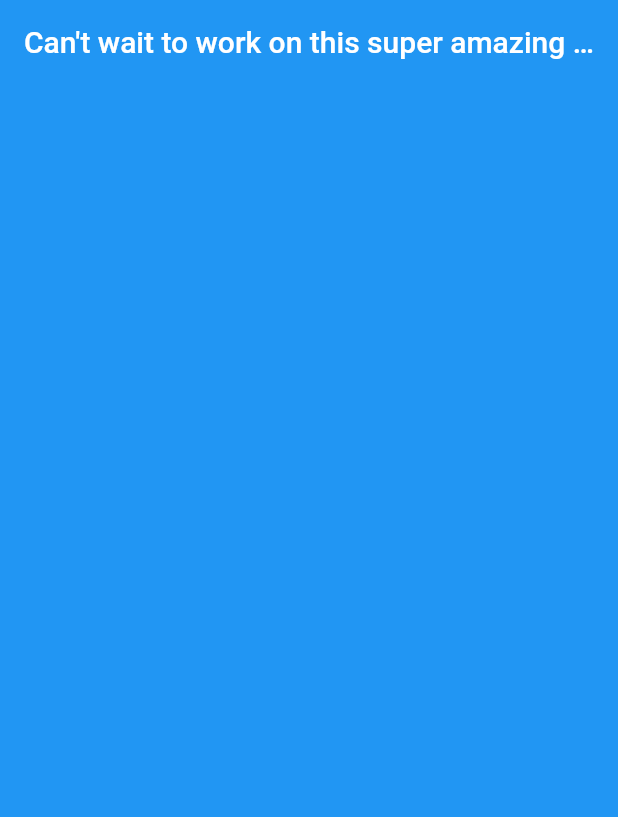
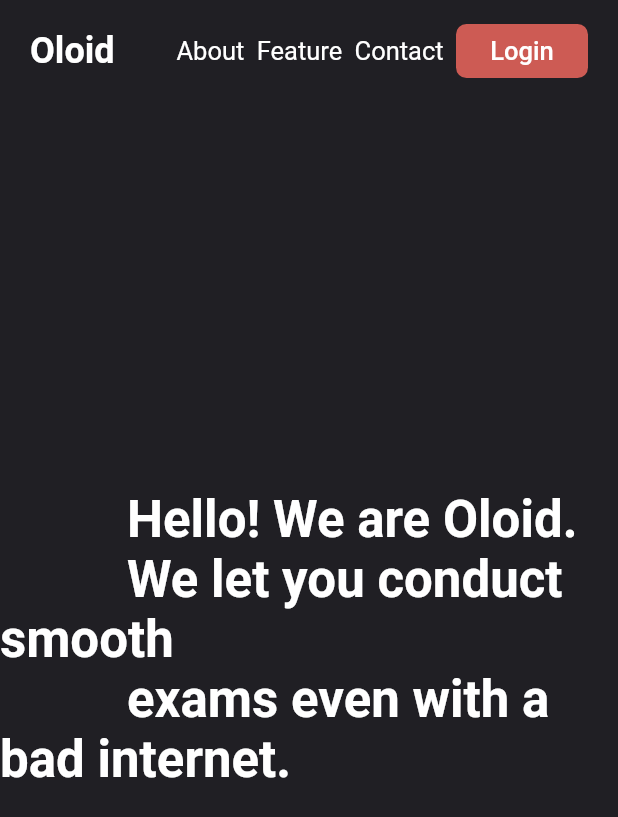
Before and after one commit to MLH-Fellowship/Oloid, a Flutter app: the screen it shows after launch, on a phone screen of 412 x 824 dp. Shown: the top 817 px of the screen. Run offline on Flutter 3.47's test engine with Material 2 defaults, Android fonts, the light colour scheme and no system bars.

Commit message:
:tada::login + signup + landing

```diff
--- /dev/null
+++ b/lib/global/myColors.dart
@@ -0,0 +1,9 @@
+import 'package:flutter/material.dart';
+
+class MyColors {
+  static const Color dark = Color(0xFF201F24);
+  static const Color white = Colors.white;
+  static const Color accentColor = Color(0xFFCD5B54);
+  static const Color lightAccentColor = Color(0x27CD5B54);
+  static const Color grey = Color(0xFF8D8D8D);
+}
--- /dev/null
+++ b/lib/global/myDimens.dart
@@ -0,0 +1,28 @@
+class MyDimens {
+  //negative numbers
+  static const double double_negative_300 = -250;
+  static const double double_negative_200 = -200;
+
+  //positive numbers
+  static const double double_1 = 1;
+  static const double double_2point5 = 2.5;
+  static const double double_4 = 4;
+  static const double double_7 = 7;
+  static const double double_10 = 10;
+  static const double double_15 = 15;
+  static const double double_17 = 17;
+  static const double double_20 = 20;
+  static const double double_25 = 25;
+  static const double double_30 = 30;
+  static const double double_35 = 35;
+  static const double double_40 = 40;
+  static const double double_60 = 60;
+  static const double double_70 = 70;
+  static const double double_100 = 100;
+  static const double double_120 = 120;
+  static const double double_200 = 200;
+  static const double double_300 = 300;
+  static const double double_400 = 400;
+  static const double double_280 = 280;
+  static const double double_600 = 600;
+}
--- /dev/null
+++ b/lib/global/myStrings.dart
@@ -0,0 +1,21 @@
+class MyStrings {
+  static const appName = "Oloid";
+
+  //global
+  static const confirmLabel = "confirm";
+  static const orLabel = "OR";
+
+  // navigation bar
+  static const aboutLabel = "About";
+  static const featureLabel = "Feature";
+  static const contactLabel = "Contact";
+  static const loginLabel = "Login";
+
+  // login page
+  static const createANewAccountLabel = "Create a new account";
+
+  // signup page
+  static const signupLabel = "Signup";
+  static const loginToAnExistingAccountLabel = "Login to an existing account";
+
+}
--- a/lib/main.dart
+++ b/lib/main.dart
@@ -1,19 +1,24 @@
 import 'package:flutter/material.dart';
+import 'package:oloid/pages/home.dart';
+import 'package:oloid/pages/login.dart';
+import 'package:oloid/pages/signup.dart';
 
 void main() {
   runApp(MyApp());
 }
 
 class MyApp extends StatelessWidget {
-  // This widget is the root of your application.
   @override
   Widget build(BuildContext context) {
     return MaterialApp(
       title: 'Oloid',
-      theme: ThemeData(
-        primarySwatch: Colors.blue,
-      ),
-      home: AppBar(title: Text("Can't wait to work on this super amazing project!")),
+      debugShowCheckedModeBanner: false,
+      initialRoute: '/',
+      routes: {
+        '/': (context) => Home(),
+        '/login': (context) => Login(),
+        '/signup': (context) => Signup()
+      },
     );
   }
 }
--- /dev/null
+++ b/lib/pages/home.dart
@@ -0,0 +1,119 @@
+import 'package:flutter/material.dart';
+import 'package:oloid/global/myColors.dart';
+import 'package:oloid/global/myDimens.dart';
+import 'package:oloid/global/myStrings.dart';
+import 'package:oloid/pages/login.dart';
+
+class Home extends StatelessWidget {
+  static const id = "/home";
+  @override
+  Widget build(BuildContext context) {
+    return Scaffold(
+      backgroundColor: MyColors.dark,
+      appBar: PreferredSize(
+        preferredSize: Size(MediaQuery
+            .of(context)
+            .size
+            .width, 1000),
+        child: Container(
+          color: MyColors.dark,
+          child: Padding(
+            padding: EdgeInsets.symmetric(
+                vertical: MyDimens.double_10, horizontal: MyDimens.double_20),
+            child: Row(
+              mainAxisAlignment: MainAxisAlignment.spaceBetween,
+              children: [
+                InkWell(
+                    child: Text(MyStrings.appName, style: Theme
+                        .of(context)
+                        .textTheme
+                        .headline5
+                        .copyWith(
+                        color: MyColors.white, fontWeight: FontWeight.bold),),
+                    onTap: () {
+                      Navigator.pushNamed(context, Home.id);
+                    }),
+                Row(
+                  children: [
+                    InkWell(
+                      onTap: () {},
+                      child: Text(
+                        MyStrings.aboutLabel,
+                        style: TextStyle(color: MyColors.white,
+                            fontSize: MyDimens.double_17),
+                      ),
+                    ),
+                    SizedBox(
+                      width: MediaQuery
+                          .of(context)
+                          .size
+                          .width / 50,
+                    ),
+                    InkWell(
+                      onTap: () {},
+                      child: Text(
+                        MyStrings.featureLabel,
+                        style: TextStyle(color: MyColors.white,
+                            fontSize: MyDimens.double_17),
+                      ),
+                    ),
+                    SizedBox(
+                      width: MediaQuery
+                          .of(context)
+                          .size
+                          .width / 50,
+                    ),
+                    InkWell(
+                      onTap: () {},
+                      child: Text(
+                        MyStrings.contactLabel,
+                        style: TextStyle(color: MyColors.white,
+                            fontSize: MyDimens.double_17),
+                      ),
+                    ),
+                    SizedBox(
+                      width: MediaQuery
+                          .of(context)
+                          .size
+                          .width / 50,
+                    ),
+                    FlatButton(
+                        child: Text(
+                          MyStrings.loginLabel, style: Theme
+                            .of(context)
+                            .textTheme
+                            .bodyText1
+                            .copyWith(
+                            color: MyColors.white, fontSize: MyDimens.double_17),
+                        ),
+                        color: MyColors.accentColor,
+                        shape: RoundedRectangleBorder(
+                          borderRadius: BorderRadius.circular(MyDimens.double_7),
+                        ),
+                        onPressed: () {
+                          Navigator.pushNamed(context, Login.id);
+                          print('check');
+                        }
+                    )
+                  ],
+                )
+              ],
+            ),
+          ),
+        ),
+      ),
+      body: Container(
+        child: Container(
+          alignment: Alignment.center,
+          child: Text(
+            """
+          Hello! We are Oloid.
+          We let you conduct smooth
+          exams even with a bad internet.
+          """, style: Theme.of(context).textTheme.headline4.copyWith(color: MyColors.white, fontWeight: FontWeight.bold),
+          ),
+        ),
+      ),
+    );
+  }
+}
```
Also changed, not shown: lib/global/mySpaces.dart (added, +15 -0 lines), lib/pages/login.dart (added, +238 -0 lines), lib/pages/signup.dart (added, +215 -0 lines), lib/widgets/BuildCupertinoTextField.dart (added, +23 -0 lines).
